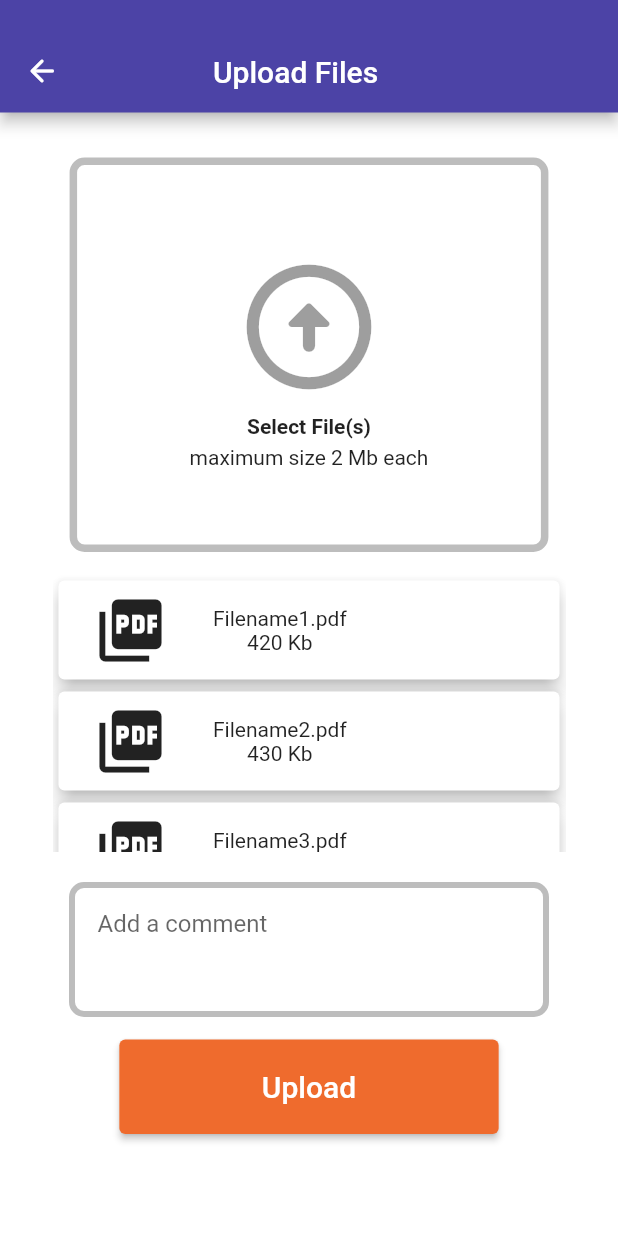
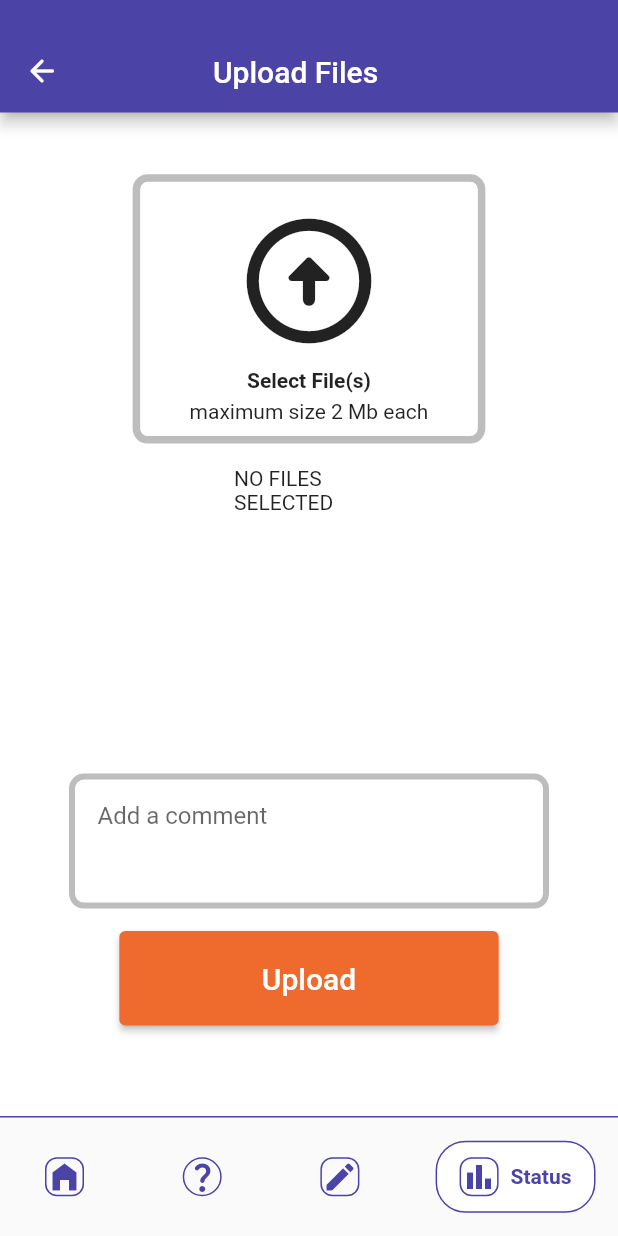
Before and after one commit to Akshit07012002/divyangjan_abled_screens, a Flutter app: the screen it shows after launch, on a phone screen of 412 x 824 dp. Run offline on Flutter 3.47's test engine with Material 2 defaults, Android fonts, the phone set to English and light mode, and no system bars; drawn by our look-alikes of google_nav_bar; our stand-ins replace file_picker.

Commit message:
custom bottom nav bar added

```diff
--- a/lib/Widgets/customBottomNavBar.dart
+++ b/lib/Widgets/customBottomNavBar.dart
@@ -18,7 +18,7 @@ class _myBottomNavBarState extends State<myBottomNavBar> {
   @override
   Widget build(BuildContext context) {
     return Scaffold(
-      appBar: AppBar(title: const Text("TITLE")),
+      // appBar: AppBar(title: const Text("TITLE")),
       body: screens[currentIndex],
       // body: PageView.builder(
       //   itemCount: 4,
--- /dev/null
+++ b/lib/common_utils/utils.dart
@@ -0,0 +1,19 @@
+import 'package:flutter/material.dart';
+
+List fileNames = [];
+List fileSizes = [];
+
+// List fileNames = [
+//   'Filename1.pdf',
+//   'Filename2.pdf',
+//   'Filename3.pdf',
+//   'Filename4.pdf',
+//   'Filename5.pdf',
+// ];
+// List fileSizes = [
+//   420,
+//   430,
+//   440,
+//   450,
+//   1024,
+// ];
--- a/lib/main.dart
+++ b/lib/main.dart
@@ -18,7 +18,7 @@ class Abled extends StatelessWidget {
       theme: ThemeData(
         primarySwatch: customPurple, // custom color created
       ),
-      initialRoute: '/',
+      initialRoute: '/bnb',
       debugShowCheckedModeBanner: false,
       routes: {
         '/': (context) => const UploadFile(),
--- a/lib/pages/uploadFile.dart
+++ b/lib/pages/uploadFile.dart
@@ -1,13 +1,52 @@
-import 'package:divyangjan_abled_screens/Widgets/customBottomNavBar.dart';
+import 'dart:io';
+
 import 'package:divyangjan_abled_screens/common_utils/card.dart';
 import 'package:flutter/material.dart';
+import '../common_utils/utils.dart';
 import '../customColors.dart';
+import 'package:file_picker/file_picker.dart';
 
-class UploadFile extends StatelessWidget {
+class UploadFile extends StatefulWidget {
   const UploadFile({Key? key}) : super(key: key);
 
   @override
+  State<UploadFile> createState() => _UploadFileState();
+}
+
+class _UploadFileState extends State<UploadFile> {
+  int itemNum = 0;
+
+  void getFile() async {
+    FilePickerResult? result = await FilePicker.platform.pickFiles(
+      allowMultiple: true,
+      type: FileType.custom,
+      allowedExtensions: ['jpg', 'pdf', 'doc', 'png'],
+    );
+
+    if (result != null) {
+      setState(() {
+        itemNum++;
+      });
+      List<File> files = result.paths.map((path) => File(path!)).toList();
+      PlatformFile file = result.files.first;
+
+      fileNames.add(file.name);
+      fileSizes.add(file.size);
+      print(file.name);
+      print(file.bytes);
+      print(file.size);
+      print(file.extension);
+      print(file.path);
+    } else {
+      // User canceled the picker
+      print("Canceled");
+    }
+  }
+
+  @override
   Widget build(BuildContext context) {
+    double screenHeight = MediaQuery.of(context).size.height;
+    double screenWidth = MediaQuery.of(context).size.width;
     return SafeArea(
       child: Scaffold(
         backgroundColor: Colors.white,
@@ -31,12 +70,12 @@ class UploadFile extends StatelessWidget {
         body: SingleChildScrollView(
           child: Column(
             children: [
-              const SizedBox(
-                height: 30,
-              ),
+              SizedBox(height: screenHeight * 0.05),
               Center(
                 child: Container(
-                  padding: const EdgeInsets.fromLTRB(75, 50, 75, 50),
+                  padding: EdgeInsets.symmetric(
+                      horizontal: screenWidth * 0.08,
+                      vertical: screenHeight * 0.01),
                   decoration: BoxDecoration(
                     border: Border.all(
                       color: Colors.black26,
@@ -45,9 +84,9 @@ class UploadFile extends StatelessWidget {
                     borderRadius: const BorderRadius.all(Radius.circular(10)),
                   ),
                   child: Column(
-                    children: const [
+                    children: [
                       IconButton(
-                        onPressed: null,
+                        onPressed: getFile,
                         icon: Icon(Icons.arrow_circle_up_rounded),
                         tooltip: 'Select File',
                         iconSize: 100,
@@ -68,32 +107,24 @@ class UploadFile extends StatelessWidget {
                 height: 215,
                 child: Padding(
                   padding: const EdgeInsets.fromLTRB(35, 15, 35, 15),
-                  child: SingleChildScrollView(
-                    child: Column(
-                      children: const [
-                        MyCard(
-                          fileName: 'Filename1.pdf',
-                          fileSize: 420,
+                  child: (itemNum > 0)
+                      ? ListView.builder(
+                          // shrinkWrap: true,
+                          itemCount: itemNum,
+                          scrollDirection: Axis.vertical,
+                          itemBuilder: (context, index) => Container(
+                                height: screenHeight * 0.09,
+                                width: 100,
+                                child: MyCard(
+                                  fileName: fileNames[index],
+                                  fileSize: fileSizes[index],
+                                ),
+                              ))
+                      : Container(
+                          height: screenHeight * 0.09,
+                          width: 100,
+                          child: Text("NO FILES SELECTED"),
                         ),
-                        MyCard(
-                          fileName: 'Filename2.pdf',
-                          fileSize: 430,
-                        ),
-                        MyCard(
-                          fileName: 'Filename3.pdf',
-                          fileSize: 440,
-                        ),
-                        MyCard(
-                          fileName: 'Filename4.pdf',
-                          fileSize: 450,
-                        ),
-                        MyCard(
-                          fileName: 'Filename4.pdf',
-                          fileSize: 1024,
-                        ),
-                      ],
-                    ),
-                  ),
                 ),
               ),
 
@@ -160,7 +191,7 @@ class UploadFile extends StatelessWidget {
                   style: ButtonStyle(
                     backgroundColor: MaterialStateProperty.all(customOrange),
                     padding: MaterialStateProperty.all(
-                        EdgeInsets.fromLTRB(95, 20, 95, 20)),
+                        const EdgeInsets.fromLTRB(95, 20, 95, 20)),
                   ),
                   onPressed: () {
                     Navigator.pushNamed(context, '/bnb');
--- a/pubspec.yaml
+++ b/pubspec.yaml
@@ -35,6 +35,7 @@ dependencies:
   # Use with the CupertinoIcons class for iOS style icons.
   cupertino_icons: ^1.0.2
   google_nav_bar: ^5.0.6
+  file_picker: ^5.0.1
 
 dev_dependencies:
   flutter_test:
```
Also changed, not shown: pubspec.lock.
